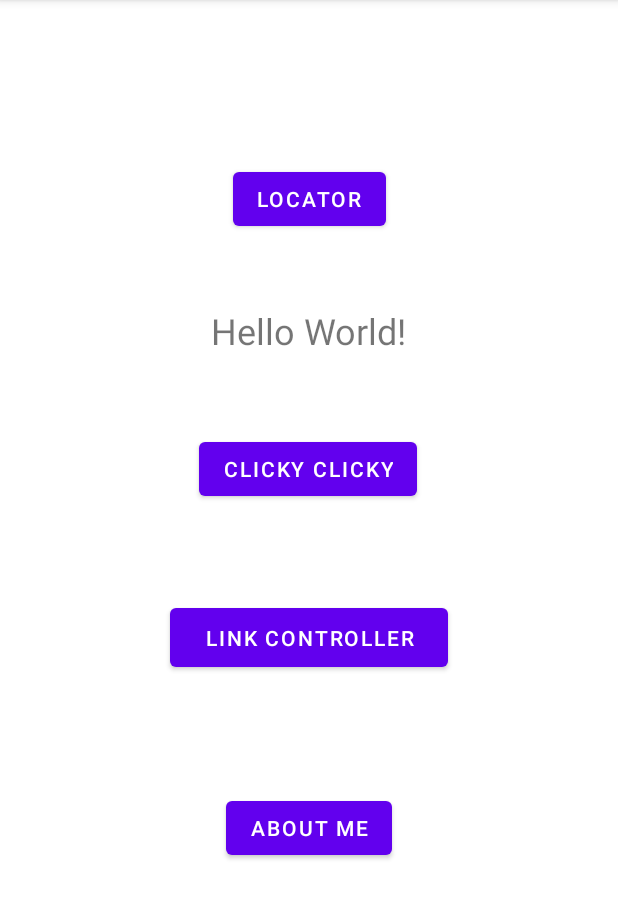
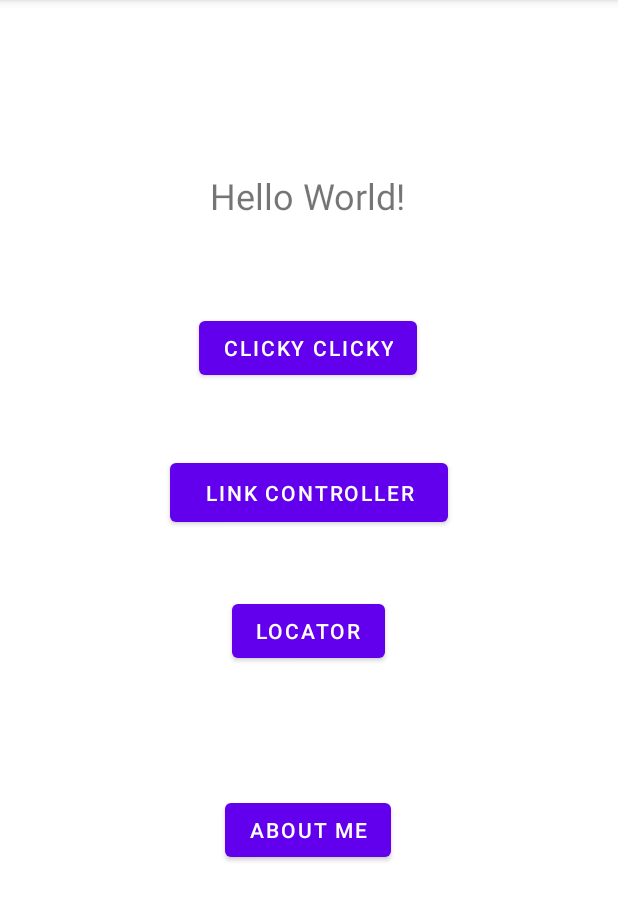
Before and after one commit to ZeitLee/CS5520_sp22, an Android app: the screen it shows after launch (MainActivity), on a phone screen of 412 x 824 dp, the part 84-1005 px from its top. Run offline under Robolectric (Android 15) with nearby library versions, the phone set to English and light mode, and no system bars.

Commit message:
Assignment5 finish v.1.0

```diff
--- a/app/src/main/java/edu/neu/madcourse/numad22sp_zeshengli/MainActivity.java
+++ b/app/src/main/java/edu/neu/madcourse/numad22sp_zeshengli/MainActivity.java
@@ -4,16 +4,12 @@ import androidx.appcompat.app.AppCompatActivity;
 
 import android.content.Intent;
 import android.os.Bundle;
-import android.util.Log;
 import android.view.View;
 import android.widget.Button;
-import android.widget.TextView;
-import android.widget.Toast;
-import android.widget.Toolbar;
 
 public class MainActivity extends AppCompatActivity {
 
-    Button clicky;
+    Button click;
     Button linkController;
     Button locator;
 
@@ -23,7 +19,7 @@ public class MainActivity extends AppCompatActivity {
         super.onCreate(savedInstanceState);
         setContentView(R.layout.activity_main);
 
-        clicky = (Button) findViewById(R.id.clicky);
+        click = (Button) findViewById(R.id.clicky);
         linkController = (Button) findViewById(R.id.linkController);
         locator = (Button) findViewById(R.id.locator);
 
@@ -40,7 +36,7 @@ public class MainActivity extends AppCompatActivity {
             }
         });
 
-        clicky.setOnClickListener(new View.OnClickListener() {
+        click.setOnClickListener(new View.OnClickListener() {
             @Override
             public void onClick(View v) {
                 openClicky();
@@ -84,6 +80,8 @@ public class MainActivity extends AppCompatActivity {
      */
     public void openLocatorActivity() {
         Intent intent = new Intent(this, Location.class);
+        intent .addFlags(Intent.FLAG_ACTIVITY_NO_HISTORY);
+        intent .addFlags(Intent.FLAG_ACTIVITY_CLEAR_TOP);
         startActivity(intent);
     }
 
--- a/app/src/main/res/layout/activity_main.xml
+++ b/app/src/main/res/layout/activity_main.xml
@@ -14,11 +14,11 @@
         android:text="Hello World!"
         android:textSize="24dp"
         app:layout_constraintBottom_toBottomOf="parent"
-        app:layout_constraintHorizontal_bias="0.5"
+        app:layout_constraintHorizontal_bias="0.498"
         app:layout_constraintLeft_toLeftOf="parent"
         app:layout_constraintRight_toRightOf="parent"
         app:layout_constraintTop_toTopOf="parent"
-        app:layout_constraintVertical_bias="0.277" />
+        app:layout_constraintVertical_bias="0.155" />
 
     <Button
         android:id="@+id/aboutMe"
@@ -27,10 +27,10 @@
         android:text="About Me"
         app:layout_constraintBottom_toBottomOf="parent"
         app:layout_constraintEnd_toEndOf="parent"
-        app:layout_constraintHorizontal_bias="0.5"
+        app:layout_constraintHorizontal_bias="0.498"
         app:layout_constraintStart_toStartOf="parent"
-        app:layout_constraintTop_toBottomOf="@+id/linkController"
-        app:layout_constraintVertical_bias="0.288" />
+        app:layout_constraintTop_toBottomOf="@+id/locator"
+        app:layout_constraintVertical_bias="0.307" />
 
     <Button
         android:id="@+id/linkController"
@@ -41,7 +41,7 @@
         app:layout_constraintEnd_toEndOf="parent"
         app:layout_constraintStart_toStartOf="parent"
         app:layout_constraintTop_toBottomOf="@+id/clicky"
-        app:layout_constraintVertical_bias="0.165" />
+        app:layout_constraintVertical_bias="0.101" />
 
     <Button
         android:id="@+id/clicky"
@@ -60,11 +60,11 @@
         android:layout_width="wrap_content"
         android:layout_height="wrap_content"
         android:text="Locator"
-        app:layout_constraintBottom_toTopOf="@+id/textView"
+        app:layout_constraintBottom_toBottomOf="parent"
         app:layout_constraintEnd_toEndOf="parent"
-        app:layout_constraintHorizontal_bias="0.5"
+        app:layout_constraintHorizontal_bias="0.498"
         app:layout_constraintStart_toStartOf="parent"
-        app:layout_constraintTop_toTopOf="parent"
-        app:layout_constraintVertical_bias="0.698" />
+        app:layout_constraintTop_toBottomOf="@+id/linkController"
+        app:layout_constraintVertical_bias="0.116" />
 
 </androidx.constraintlayout.widget.ConstraintLayout>
```
Also changed, not shown: app/src/main/java/edu/neu/madcourse/numad22sp_zeshengli/Location.java (+12 -7 lines).
